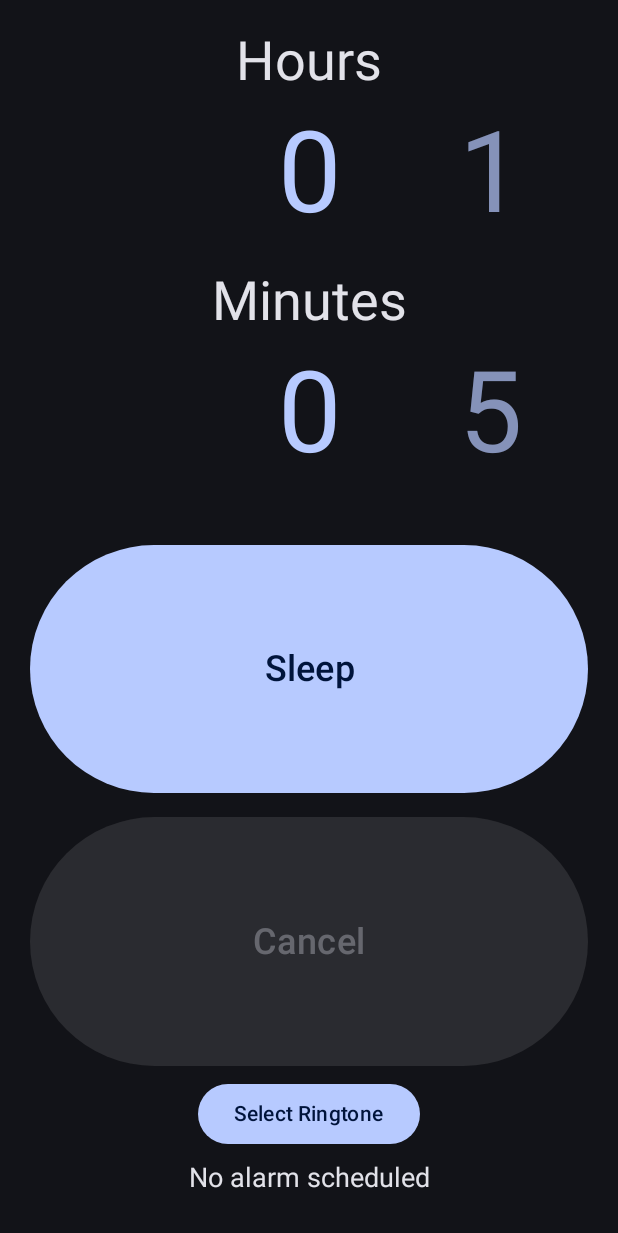
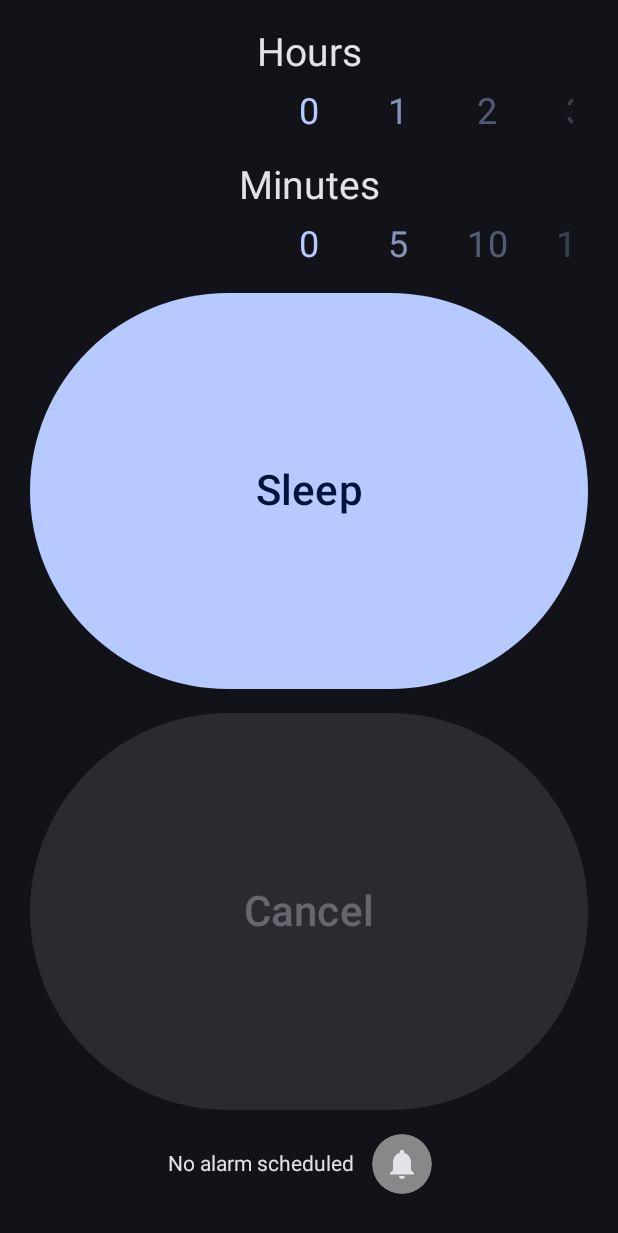
Before and after one commit to BrianGiannini/wake-up-right, an Android app built with Jetpack Compose: the screen it shows after launch (MainActivity), on a phone screen of 412 x 824 dp. Shown: the top 1233 px of the screen. Run offline under Robolectric (Android 15) with nearby library versions, the phone set to English and light mode, and no system bars.

Commit message:
make ui sizable to all screens

```diff
--- a/app/src/main/java/dev/sangui/wakeupright/ui/mainmenu/NumberPicker.kt
+++ b/app/src/main/java/dev/sangui/wakeupright/ui/mainmenu/NumberPicker.kt
@@ -7,7 +7,6 @@ import androidx.compose.foundation.layout.BoxWithConstraints
 import androidx.compose.foundation.layout.PaddingValues
 import androidx.compose.foundation.layout.fillMaxWidth
 import androidx.compose.foundation.layout.padding
-import androidx.compose.foundation.layout.width
 import androidx.compose.foundation.layout.wrapContentHeight
 import androidx.compose.foundation.pager.HorizontalPager
 import androidx.compose.foundation.pager.PagerDefaults
@@ -38,10 +37,11 @@ fun NumberPicker(
     incrementNumber: Int = 1,
     onValueChange: (Int) -> Unit,
 ) {
-    BoxWithConstraints(modifier = Modifier.fillMaxWidth().padding(10.dp),) {
-        val contentPadding = (maxWidth - 100.dp) / 2
-        val offSet = maxWidth / 5
-        val itemSpacing = offSet - 50.dp
+    BoxWithConstraints(modifier = Modifier
+        .fillMaxWidth()
+        .padding(10.dp)) {
+        val contentPadding = (maxWidth - 50.dp) / 2
+        val itemSpacing = (maxWidth - contentPadding * 2) / 5
         val processMax = maxNumbers / incrementNumber
         val pagerState = rememberPagerState(pageCount = {
             processMax
@@ -81,13 +81,16 @@ fun NumberPicker(
                         val opacity = 0.25f + (percentFromCenter * 0.75f).coerceIn(0f, 1f)
                         alpha = opacity
                         clip = true
-                    }) {
+                    }
+                    .fillMaxWidth()
+                    .wrapContentHeight()
+            ) {
                 Text(
                     text = "${page * incrementNumber}",
                     color = MaterialTheme.colorScheme.primary,
-                    fontSize = 75.sp,
+                    fontSize = 24.sp, // Scale font size based on screen width
                     modifier = Modifier
-                        .width(200.dp)
+                        .fillMaxWidth()
                         .wrapContentHeight(),
                     textAlign = TextAlign.Center
                 )
--- a/app/src/main/java/dev/sangui/wakeupright/ui/mainmenu/SetupClockScreen.kt
+++ b/app/src/main/java/dev/sangui/wakeupright/ui/mainmenu/SetupClockScreen.kt
@@ -9,17 +9,26 @@ import android.widget.Toast
 import androidx.activity.compose.rememberLauncherForActivityResult
 import androidx.activity.result.ActivityResultLauncher
 import androidx.activity.result.contract.ActivityResultContracts
+import androidx.compose.foundation.background
 import androidx.compose.foundation.layout.Arrangement
 import androidx.compose.foundation.layout.Box
 import androidx.compose.foundation.layout.Column
+import androidx.compose.foundation.layout.Row
 import androidx.compose.foundation.layout.Spacer
 import androidx.compose.foundation.layout.fillMaxSize
 import androidx.compose.foundation.layout.fillMaxWidth
 import androidx.compose.foundation.layout.height
+import androidx.compose.foundation.layout.heightIn
 import androidx.compose.foundation.layout.padding
+import androidx.compose.foundation.layout.size
 import androidx.compose.foundation.rememberScrollState
+import androidx.compose.foundation.shape.CircleShape
 import androidx.compose.foundation.verticalScroll
+import androidx.compose.material.icons.Icons
+import androidx.compose.material.icons.filled.Notifications
 import androidx.compose.material3.Button
+import androidx.compose.material3.Icon
+import androidx.compose.material3.IconButton
 import androidx.compose.material3.Text
 import androidx.compose.runtime.Composable
 import androidx.compose.runtime.LaunchedEffect
@@ -31,6 +40,9 @@ import androidx.compose.runtime.remember
 import androidx.compose.runtime.setValue
 import androidx.compose.ui.Alignment
 import androidx.compose.ui.Modifier
+import androidx.compose.ui.graphics.Color
+import androidx.compose.ui.graphics.painter.Painter
+import androidx.compose.ui.graphics.vector.rememberVectorPainter
 import androidx.compose.ui.platform.LocalContext
 import androidx.compose.ui.text.TextStyle
 import androidx.compose.ui.text.style.TextAlign
@@ -38,7 +50,6 @@ import androidx.compose.ui.unit.dp
 import androidx.compose.ui.unit.sp
 import androidx.core.content.ContextCompat
 import dev.sangui.wakeupright.alarm.DataStoreManager
-import kotlinx.coroutines.flow.collectLatest
 import java.time.format.DateTimeFormatter
 import java.util.Locale
 
@@ -54,7 +65,9 @@ fun SetupClockScreen(
     var selectedHour by remember { mutableIntStateOf(0) }
     var selectedMinute by remember { mutableIntStateOf(0) }
     val scheduledDate by setupClockViewModel.scheduledDate.collectAsState()
-    val scheduledTime = scheduledDate?.format(DateTimeFormatter.ofPattern("EEEE HH:mm", Locale.getDefault())) ?: noAlarmText
+    val scheduledTime =
+        scheduledDate?.format(DateTimeFormatter.ofPattern("EEEE HH:mm", Locale.getDefault()))
+            ?: noAlarmText
     val scrollState = rememberScrollState()
     var notificationPermissionGranted by remember { mutableStateOf(false) }
 
@@ -87,7 +100,7 @@ fun SetupClockScreen(
     Box(
         modifier = Modifier
             .fillMaxSize()
-            .padding(all = 20.dp),
+            .padding(20.dp),
         contentAlignment = Alignment.Center
     ) {
         Column(
@@ -101,7 +114,7 @@ fun SetupClockScreen(
                 modifier = Modifier.fillMaxWidth(),
                 horizontalAlignment = Alignment.CenterHorizontally
             ) {
-                Text("Hours", style = TextStyle(fontSize = 36.sp))
+                Text("Hours", style = TextStyle(fontSize = 26.sp))
                 NumberPicker(
                     dataStoreManager = dataStoreManager,
                     id = "hours",
@@ -109,7 +122,7 @@ fun SetupClockScreen(
                     onValueChange = { selectedHour = it }
                 )
                 Spacer(modifier = Modifier.height(10.dp))
-                Text("Minutes", style = TextStyle(fontSize = 36.sp))
+                Text("Minutes", style = TextStyle(fontSize = 26.sp))
                 NumberPicker(
                     dataStoreManager = dataStoreManager,
                     id = "minutes",
@@ -117,7 +130,6 @@ fun SetupClockScreen(
                     incrementNumber = 5,
                     onValueChange = { selectedMinute = it }
                 )
-                Spacer(modifier = Modifier.height(25.dp))
             }
 
             // Buttons and Scheduled Time
@@ -128,13 +140,15 @@ fun SetupClockScreen(
                 horizontalAlignment = Alignment.CenterHorizontally,
                 verticalArrangement = Arrangement.Center
             ) {
+                val buttonModifier = Modifier
+                    .fillMaxWidth()
+                    .padding(vertical = 8.dp)
+                    .weight(1f, fill = true)
+                    .heightIn(min = 56.dp) // Ensure minimum height for the button
+
                 Button(
                     enabled = scheduledTime == noAlarmText,
-                            modifier = Modifier
-                        .fillMaxWidth()
-                        .weight(1f)
-                        .padding(vertical = 8.dp),
-
+                    modifier = buttonModifier,
                     onClick = {
                         if (notificationPermissionGranted) {
                             setupClockViewModel.scheduleAlarm(selectedHour, selectedMinute)
@@ -152,7 +166,7 @@ fun SetupClockScreen(
                     },
                 ) {
                     Text(
-                        fontSize = 24.sp,
+                        fontSize = 28.sp,
                         text = "Sleep",
                         textAlign = TextAlign.Center,
                     )
@@ -160,24 +174,36 @@ fun SetupClockScreen(
 
                 Button(
                     enabled = scheduledTime != noAlarmText,
-                    modifier = Modifier
-                        .fillMaxWidth()
-                        .weight(1f)
-                        .padding(vertical = 8.dp),
+                    modifier = buttonModifier,
                     onClick = {
                         setupClockViewModel.cancelAlarm(context)
                         setupClockViewModel.showToast(context, "Alarm Cancelled")
                     },
                 ) {
                     Text(
-                        fontSize = 24.sp,
+                        fontSize = 28.sp,
                         text = "Cancel",
                     )
                 }
 
-                Button(onClick = {
+                Row(verticalAlignment = Alignment.CenterVertically) {
+                    Text(
+                        text = scheduledTime,
+                        style = TextStyle(fontSize = 14.sp),
+                        modifier = Modifier
+                            .padding(vertical = 8.dp),
+                    )
+
+                    IconButton(
+                        modifier = Modifier
+                            .padding(8.dp)
+                            .height(40.dp),
+                        onClick = {
                             val intent = Intent(RingtoneManager.ACTION_RINGTONE_PICKER).apply {
-                        putExtra(RingtoneManager.EXTRA_RINGTONE_TYPE, RingtoneManager.TYPE_ALARM)
+                                putExtra(
+                                    RingtoneManager.EXTRA_RINGTONE_TYPE,
+                                    RingtoneManager.TYPE_ALARM
+                                )
                                 putExtra(RingtoneManager.EXTRA_RINGTONE_TITLE, "Select Alarm Ringtone")
                                 putExtra(RingtoneManager.EXTRA_RINGTONE_SHOW_SILENT, false)
                                 putExtra(
@@ -186,17 +212,24 @@ fun SetupClockScreen(
                                 )
                             }
                             ringtonePickerLauncher.launch(intent)
-                }) {
-                    Text("Select Ringtone")
+                        }
+                    ) {
+                        val ringDesign: Painter = rememberVectorPainter(image = Icons.Filled.Notifications)
+                        Box(
+                            modifier = Modifier
+                                .size(40.dp)
+                                .background(color = Color.Gray, shape = CircleShape)
+                        ) {
+                            Icon(
+                                painter = ringDesign,
+                                contentDescription = "Ring",
+                                modifier = Modifier
+                                    .size(24.dp)
+                                    .align(Alignment.Center)
+                            )
+                        }                    }
                 }
 
-                Text(
-                    text = scheduledTime,
-                    style = TextStyle(fontSize = 18.sp),
-                    modifier = Modifier
-                        .align(Alignment.CenterHorizontally)
-                        .padding(vertical = 8.dp),
-                )
             }
         }
     }
```
Lines whose indentation alone changed are shown as unchanged.
